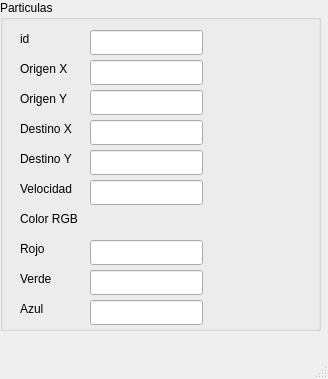
Qt form particulas.ui (erickborquez/Seminario-de-Algortimia---Particulas) before a commit.
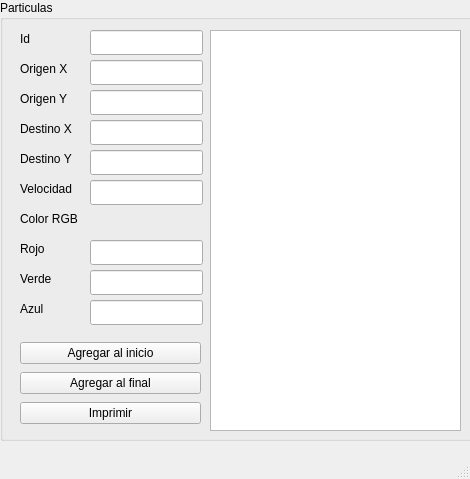
The same form after that commit.

The edit to the form file:
```diff
--- a/particulas.ui
+++ b/particulas.ui
@@ -6,8 +6,8 @@
    <rect>
     <x>0</x>
     <y>0</y>
-    <width>328</width>
-    <height>379</height>
+    <width>470</width>
+    <height>479</height>
    </rect>
   </property>
   <property name="windowTitle">
@@ -19,8 +19,8 @@
      <rect>
       <x>0</x>
       <y>0</y>
-      <width>321</width>
-      <height>331</height>
+      <width>491</width>
+      <height>441</height>
      </rect>
     </property>
     <property name="title">
@@ -36,7 +36,7 @@
       </rect>
      </property>
      <property name="text">
-      <string>id</string>
+      <string>Id</string>
      </property>
     </widget>
     <widget class="QLineEdit" name="lineEdit">
@@ -249,6 +249,49 @@
       <string>Azul</string>
      </property>
     </widget>
+    <widget class="QPlainTextEdit" name="plainTextEdit">
+     <property name="geometry">
+      <rect>
+       <x>210</x>
+       <y>30</y>
+       <width>251</width>
+       <height>401</height>
+      </rect>
+     </property>
+    </widget>
+    <widget class="QWidget" name="layoutWidget">
+     <property name="geometry">
+      <rect>
+       <x>20</x>
+       <y>340</y>
+       <width>181</width>
+       <height>89</height>
+      </rect>
+     </property>
+     <layout class="QVBoxLayout" name="verticalLayout">
+      <item>
+       <widget class="QPushButton" name="add_start_pushButton">
+        <property name="text">
+         <string>Agregar al inicio</string>
+        </property>
+       </widget>
+      </item>
+      <item>
+       <widget class="QPushButton" name="add_end_pushButton">
+        <property name="text">
+         <string>Agregar al final</string>
+        </property>
+       </widget>
+      </item>
+      <item>
+       <widget class="QPushButton" name="print_pushButton">
+        <property name="text">
+         <string>Imprimir</string>
+        </property>
+       </widget>
+      </item>
+     </layout>
+    </widget>
    </widget>
   </widget>
   <widget class="QMenuBar" name="menubar">
```
Left out of the diff: 20 changed lines with no effect on the pictures.
